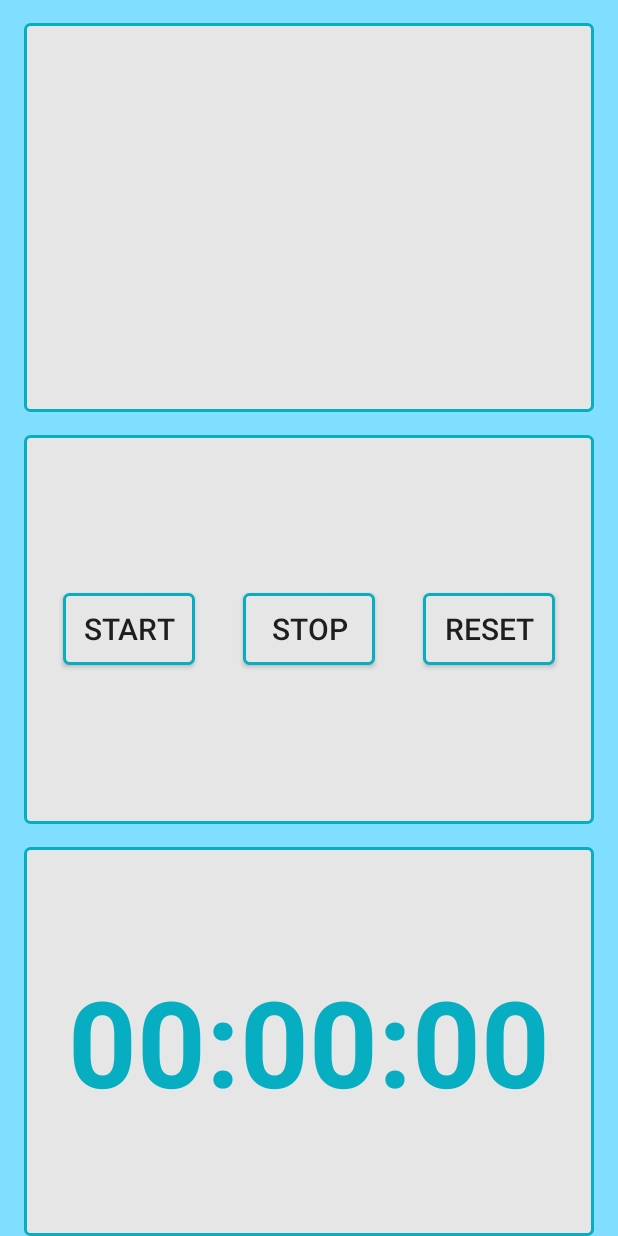
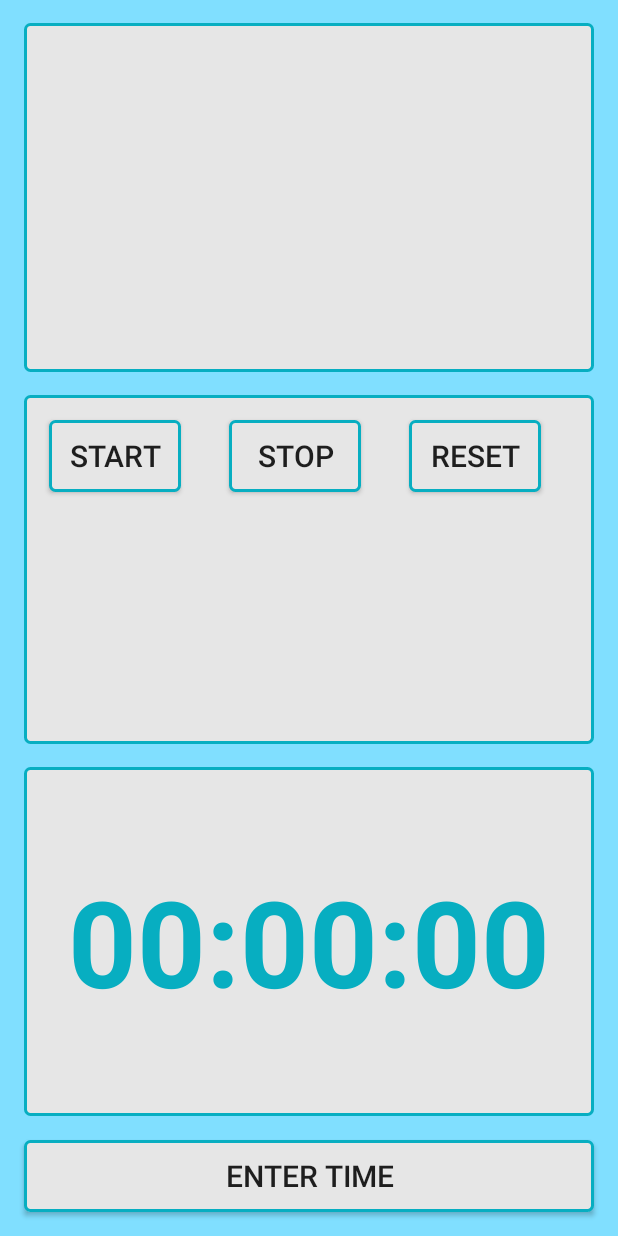
Before and after one commit to nitinmehtaa/Chess-Ticker, an Android app: the layout activity_home_screen.xml on its own in the app's theme, with its tools: preview values and no code run, on a phone screen of 412 x 824 dp. Run offline under Robolectric (Android 15) with nearby library versions, the light colour scheme and no system bars.

Commit message:
UI done for edit time

```diff
--- a/app/src/main/res/layout/activity_home_screen.xml
+++ b/app/src/main/res/layout/activity_home_screen.xml
@@ -40,7 +40,6 @@
         android:layout_marginRight="16dp"
         android:layout_marginTop="15dp"
         android:layout_weight="1"
-        android:gravity="center"
         android:background="@drawable/customborder_gray_background"
         android:orientation="horizontal">
 
@@ -97,4 +96,15 @@
 
     </LinearLayout>
 
+
+    <Button
+        android:id="@+id/button_enter_time"
+        android:layout_width="match_parent"
+        android:layout_height="wrap_content"
+        android:layout_margin="16dp"
+        android:textSize="20dp"
+        android:background="@drawable/customborder_gray_background"
+        android:text="@string/enter_time" />
+
+
 </LinearLayout>
--- a/app/src/main/res/values/strings.xml
+++ b/app/src/main/res/values/strings.xml
@@ -3,4 +3,5 @@
     <string name="start">START</string>
     <string name="stop">STOP</string>
     <string name="reset">RESET</string>
+    <string name="enter_time">ENTER TIME</string>
 </resources>
```
Also changed, not shown: app/src/main/java/com/chessticker/nitinmehta/chessticker/HomeScreenActivity.java (+51 -9 lines), app/src/main/res/drawable/ic_settings.xml (added, +9 -0 lines), app/src/main/res/layout/custom_dialog.xml (added, +28 -0 lines), app/src/main/res/drawable-hdpi/ic_stat_name.png (added), app/src/main/res/drawable-mdpi/ic_stat_name.png (added), app/src/main/res/drawable-xhdpi/ic_stat_name.png (added), app/src/main/res/drawable-xxhdpi/ic_stat_name.png (added).
